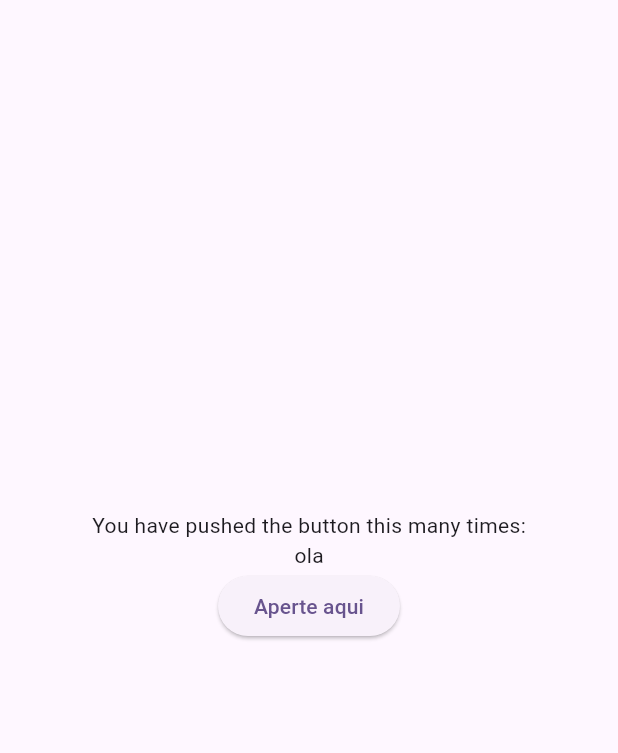
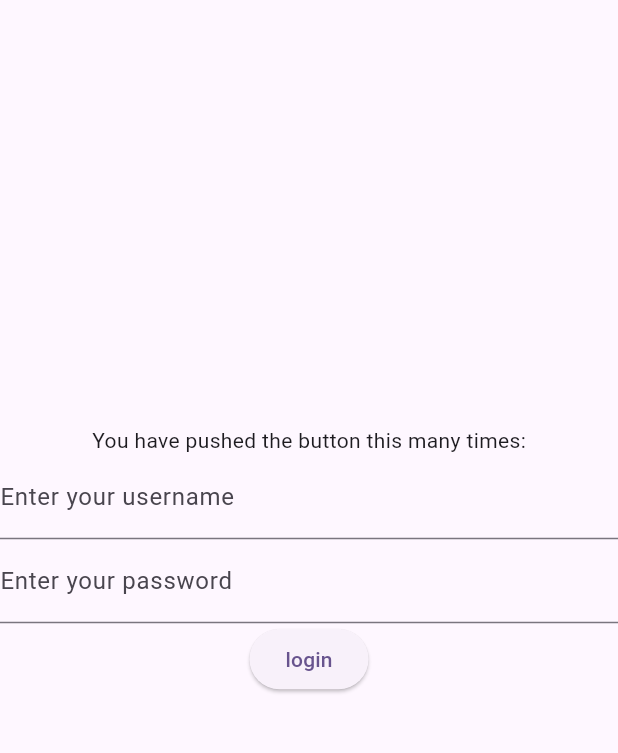
Before and after one commit to JailtonJunior14/Flutter-ConnectAPI, a Flutter app: the screen it shows after launch, on a phone screen of 412 x 824 dp, the part 84-837 px from its top. Run offline on Flutter 3.47's test engine with Material 3 defaults, Android fonts, the phone set to English and light mode, and no system bars.

Commit message:
Erro no json para login

```diff
--- a/lib/main.dart
+++ b/lib/main.dart
@@ -58,74 +58,74 @@ class MyHomePage extends StatefulWidget {
 }
 
 class _MyHomePageState extends State<MyHomePage> {
-  String _msg = "ola";
+  String _msg = "";
+  TextEditingController _usernameController = TextEditingController();
+  TextEditingController _passwordController = TextEditingController();
 
   @override
   Widget build(BuildContext context) {
-    // This method is rerun every time setState is called, for instance as done
-    // by the _incrementCounter method above.
-    //
-    // The Flutter framework has been optimized to make rerunning build methods
-    // fast, so that you can just rebuild anything that needs updating rather
-    // than having to individually change instances of widgets.
     return Scaffold(
       appBar: AppBar(
-        // TRY THIS: Try changing the color here to a specific color (to
-        // Colors.amber, perhaps?) and trigger a hot reload to see the AppBar
-        // change color while the other colors stay the same.
         backgroundColor: Theme.of(context).colorScheme.inversePrimary,
-        // Here we take the value from the MyHomePage object that was created by
-        // the App.build method, and use it to set our appbar title.
+
         title: Text(widget.title),
       ),
       body: Center(
-        // Center is a layout widget. It takes a single child and positions it
-        // in the middle of the parent.
         child: Column(
-          // Column is also a layout widget. It takes a list of children and
-          // arranges them vertically. By default, it sizes itself to fit its
-          // children horizontally, and tries to be as tall as its parent.
-          //
-          // Column has various properties to control how it sizes itself and
-          // how it positions its children. Here we use mainAxisAlignment to
-          // center the children vertically; the main axis here is the vertical
-          // axis because Columns are vertical (the cross axis would be
-          // horizontal).
-          //
-          // TRY THIS: Invoke "debug painting" (choose the "Toggle Debug Paint"
-          // action in the IDE, or press "p" in the console), to see the
-          // wireframe for each widget.
           mainAxisAlignment: MainAxisAlignment.center,
           children: <Widget>[
             const Text('You have pushed the button this many times:'),
-            Text(_msg),
+            TextField(
+              controller: _usernameController,
+              decoration: const InputDecoration(
+                border: UnderlineInputBorder(),
+                labelText: 'Enter your username',
+              ),
+            ),
+            TextField(
+              controller: _passwordController,
+              decoration: const InputDecoration(
+                border: UnderlineInputBorder(),
+                labelText: 'Enter your password',
+              ),
+            ),
             ElevatedButton(
               onPressed: () {
-                getmsg();
+                login();
               },
-              child: const Text("Aperte aqui"),
+              child: const Text("login"),
             ),
+            Text(_msg),
           ],
         ),
       ),
     );
   }
 
-  void getmsg() async {
-    String url = "https://catfact.ninja/fact";
-
+  void login() async {
+    String url = "http://localhost/231465/api-teste/login.php";
+    final Map<String, dynamic> queryParams = {
+      "username": _usernameController.text,
+      "password": _passwordController.text,
+    };
     try {
-      http.Response response = await http.get(Uri.parse(url));
-
+      http.Response response = await http.get(
+        Uri.parse(url).replace(queryParameters: queryParams),
+      );
       if (response.statusCode == 200) {
-        setState(() {
-          Map<String, dynamic> cat = jsonDecode(response.body);
-          _msg = cat['fact'];
-        });
+        var user = jsonDecode(response.body);
+        if (user.isNotEmpty) {
+          setState(() {
+            _msg = response.body;
+          });
+        } else {
+          setState(() {
+            _msg = "usuario ou senha invalidos";
+          });
+        }
+        print("Error : ${response.statusCode}");
       } else {
-        setState(() {
-          _msg = "${response.statusCode} - ${response.reasonPhrase}";
-        });
+        print("usuario ou senha invalidos");
       }
     } catch (error) {
       print(error);
```
